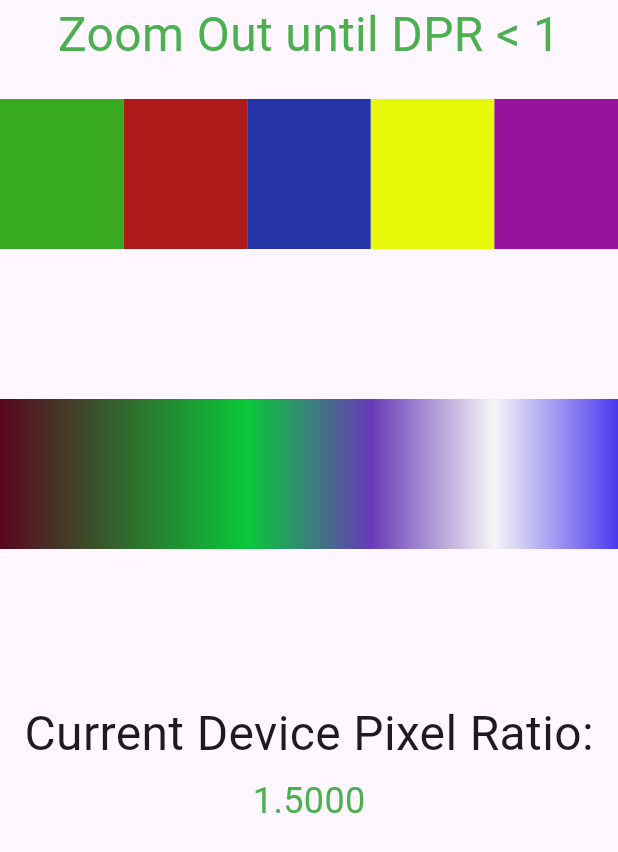
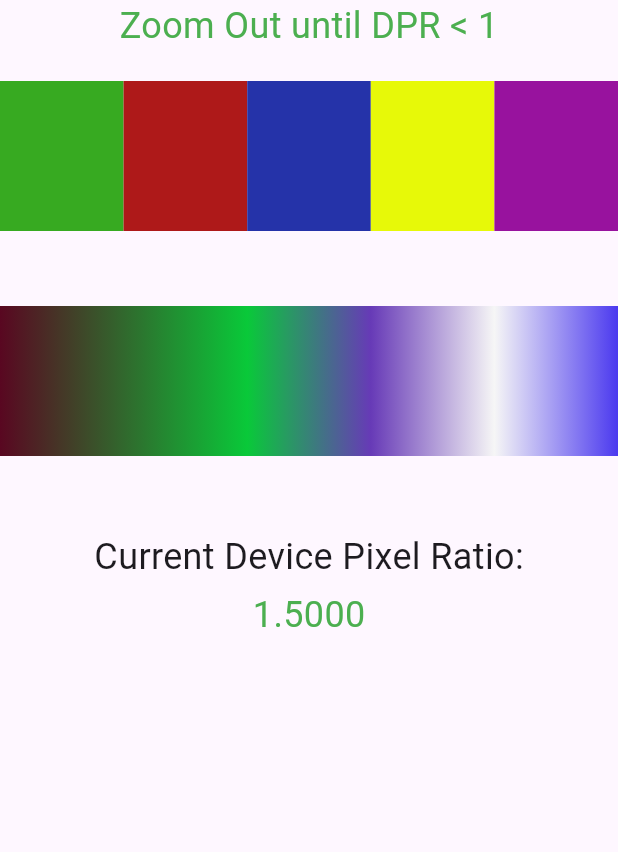
Before and after one commit to ditman/issue-129182, a Flutter app: the screen it shows after launch, on a phone screen of 412 x 824 dp. Shown: the top 852 px of the screen. Run offline on Flutter 3.47's test engine with Material 3 defaults, Android fonts, the phone set to English and light mode, and no system bars.

Commit message:
Some tweaks to the index

```diff
--- a/lib/main.dart
+++ b/lib/main.dart
@@ -43,7 +43,7 @@ class _MyHomePageState extends State<MyHomePage> {
             padding: const EdgeInsets.only(bottom: 20),
             child: Text(
               dpr < 1 ? 'Behold!' : 'Zoom Out until DPR < 1',
-              style: TextStyle(fontSize: 32, color: txtColor),
+              style: TextStyle(fontSize: 24, color: txtColor),
             ),
           ),
           Row(
@@ -67,7 +67,7 @@ class _MyHomePageState extends State<MyHomePage> {
                 )
                 .toList(),
           ),
-          const SizedBox(height: 100),
+          const SizedBox(height: 50),
           Container(
             width: double.infinity,
             height: 100,
@@ -91,10 +91,10 @@ class _MyHomePageState extends State<MyHomePage> {
             mainAxisAlignment: MainAxisAlignment.center,
             children: [
               const Padding(
-                padding: EdgeInsets.only(top: 100, bottom: 5),
+                padding: EdgeInsets.only(top: 50, bottom: 5),
                 child: Text(
                   'Current Device Pixel Ratio:',
-                  style: TextStyle(fontSize: 32),
+                  style: TextStyle(fontSize: 24),
                 ),
               ),
               Text(
```
Also changed, not shown: 1 other file.
